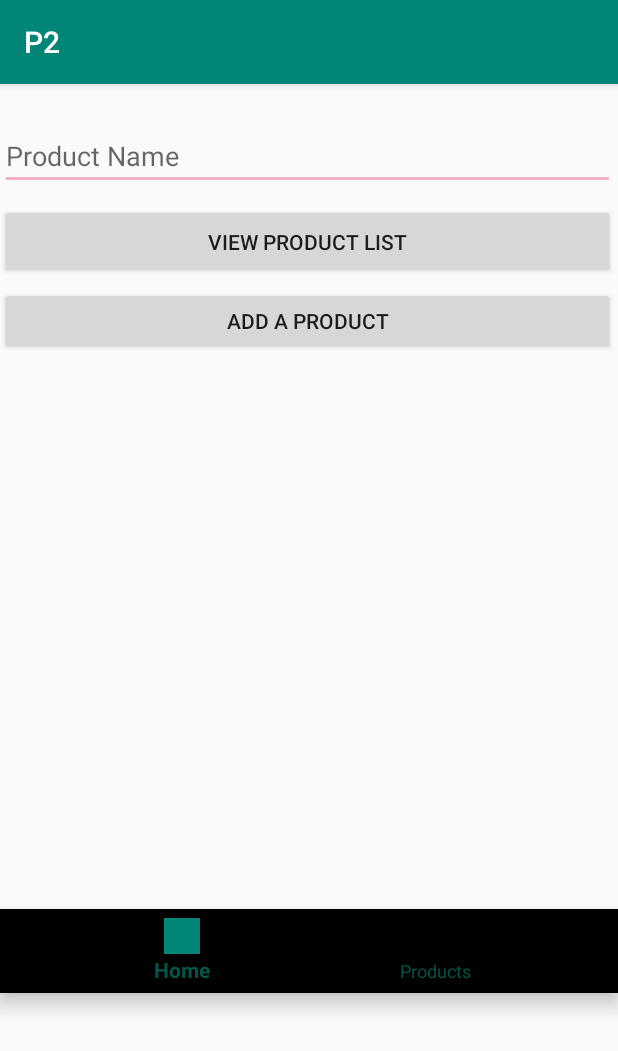
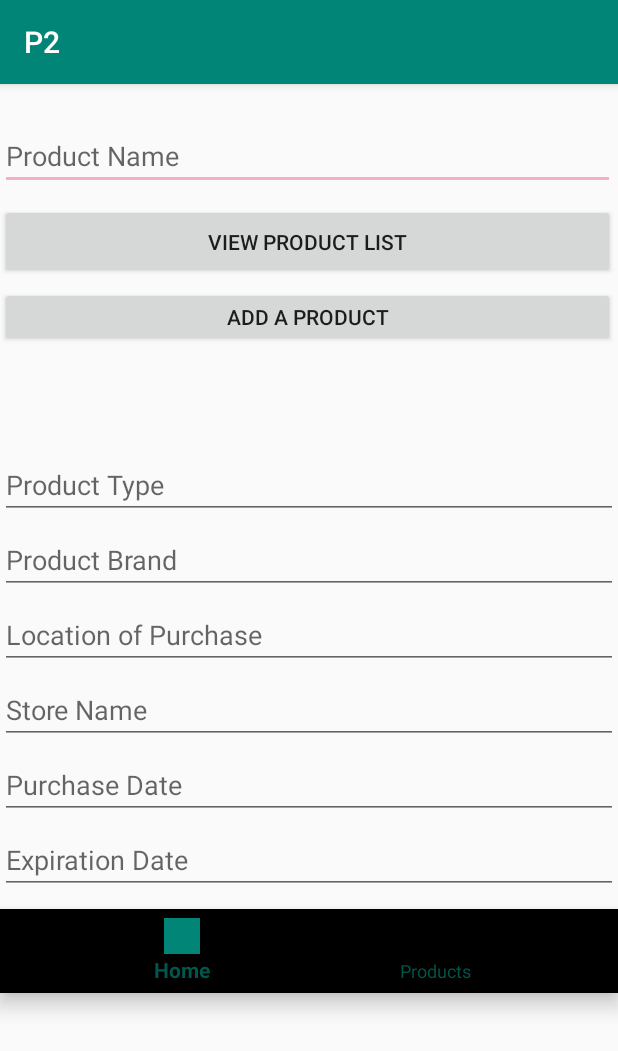
Before and after one commit to sandraambriz/Ambriz-Spring-2020, an Android app: the UserHomeFragment screen opened directly, with no data from a screen before it, on a phone screen of 412 x 824 dp. Shown: the top 1051 px of the screen. Run offline under Robolectric (Android 15) with nearby library versions, the phone set to English and light mode, and no system bars.

Commit message:
Change products database

```diff
--- a/P2/app/src/main/res/layout/fragment_home.xml
+++ b/P2/app/src/main/res/layout/fragment_home.xml
@@ -13,6 +13,7 @@
         android:layout_marginLeft="0dp"
         android:layout_marginTop="80dp"
         android:layout_marginBottom="100dp"
+        android:height="40dp"
         android:text="View Product List"
         app:layout_constraintBottom_toTopOf="@+id/bottomNavigationBar"
         app:layout_constraintEnd_toEndOf="parent"
@@ -23,7 +24,7 @@
     <Button
         android:id="@+id/homepage_addProductButton"
         android:layout_width="410dp"
-        android:layout_height="45dp"
+        android:layout_height="40dp"
         android:layout_marginStart="0dp"
         android:layout_marginLeft="0dp"
         android:layout_marginTop="135dp"
@@ -49,6 +50,7 @@
         android:layout_marginTop="25dp"
         android:layout_marginEnd="323dp"
         android:layout_marginRight="0dp"
+        android:height="40dp"
         android:hint="Product Name"
         app:layout_constraintBottom_toTopOf="@+id/homepage_viewUserProductsButton"
         app:layout_constraintEnd_toEndOf="parent"
@@ -56,4 +58,65 @@
         app:layout_constraintStart_toStartOf="parent"
         app:layout_constraintTop_toTopOf="parent" />
 
+    <EditText
+        android:id="@+id/homepage_productBrandEditText"
+        android:layout_width="match_parent"
+        android:layout_height="wrap_content"
+        android:layout_marginTop="300dp"
+        android:height="40dp"
+        android:hint="Product Brand" />
+
+    <EditText
+        android:id="@+id/homepage_productTypeEditText"
+        android:layout_width="match_parent"
+        android:layout_height="wrap_content"
+        android:layout_marginTop="250dp"
+        android:height="40dp"
+        android:hint="Product Type" />
+
+    <EditText
+        android:id="@+id/homepage_locationOfPurchaseEditExt"
+        android:layout_width="match_parent"
+        android:layout_height="wrap_content"
+        android:layout_marginTop="350dp"
+        android:height="40dp"
+        android:hint="Location of Purchase" />
+
+    <EditText
+        android:id="@+id/homepage_storeNameEditText"
+        android:layout_width="match_parent"
+        android:layout_height="wrap_content"
+        android:layout_marginTop="400dp"
+        android:height="40dp"
+        android:hint="Store Name" />
+
+    <EditText
+        android:id="@+id/homepage_purchaseDateEditText"
+        android:layout_width="match_parent"
+        android:layout_height="wrap_content"
+        android:layout_marginTop="450dp"
+        android:height="40dp"
+        android:hint="Purchase Date" />
+
+    <EditText
+        android:id="@+id/homepage_expirationDateEditText"
+        android:layout_width="match_parent"
+        android:layout_height="wrap_content"
+        android:layout_marginTop="500dp"
+        android:height="40dp"
+        android:hint="Expiration Date" />
+
+    <ListView
+        android:id="@+id/productlist_listview"
+        android:layout_width="match_parent"
+        android:layout_height="75dp"
+        android:layout_marginTop="180dp"
+        android:layout_marginBottom="400dp"
+        app:layout_constraintBottom_toBottomOf="parent"
+        app:layout_constraintEnd_toEndOf="parent"
+        app:layout_constraintHorizontal_bias="0.0"
+        app:layout_constraintStart_toStartOf="parent"
+        app:layout_constraintTop_toTopOf="parent"
+        app:layout_constraintVertical_bias="0.0" />
+
 </FrameLayout>
```
Also changed, not shown: P2/app/src/main/java/edu/boisestate/p2/ProductDatabaseHelper.kt (+29 -4 lines), P2/app/src/main/java/edu/boisestate/p2/UserHomeFragment.kt (+10 -1 lines), P2/app/src/main/java/edu/boisestate/p2/UserProductsList.kt (+3 -6 lines), P2/app/src/main/res/layout/activity_user_product_list.xml (renamed from P2/app/src/main/res/layout/activity_product_list.xml).
